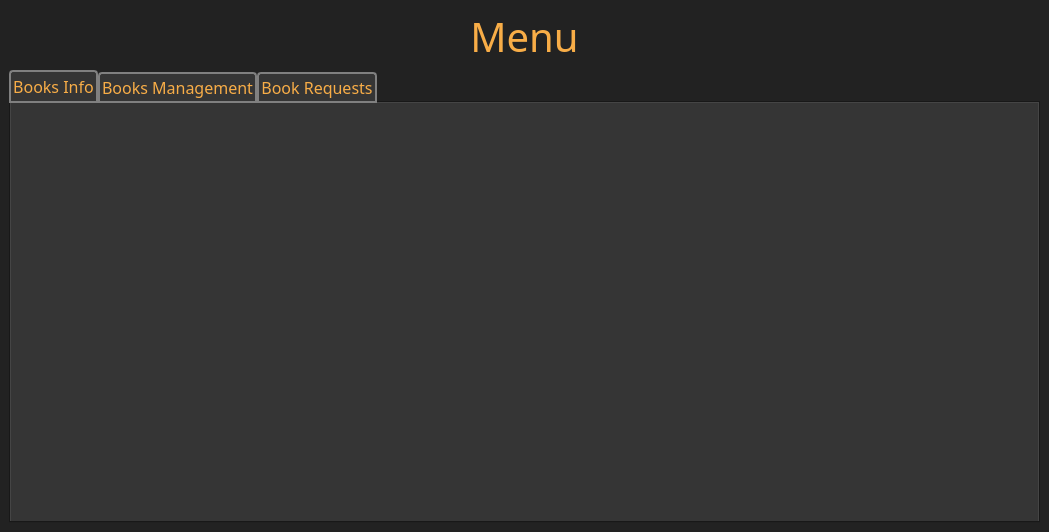
DistroRickDev/lms_oop_qt, file mainwindow.ui: the form before one commit.
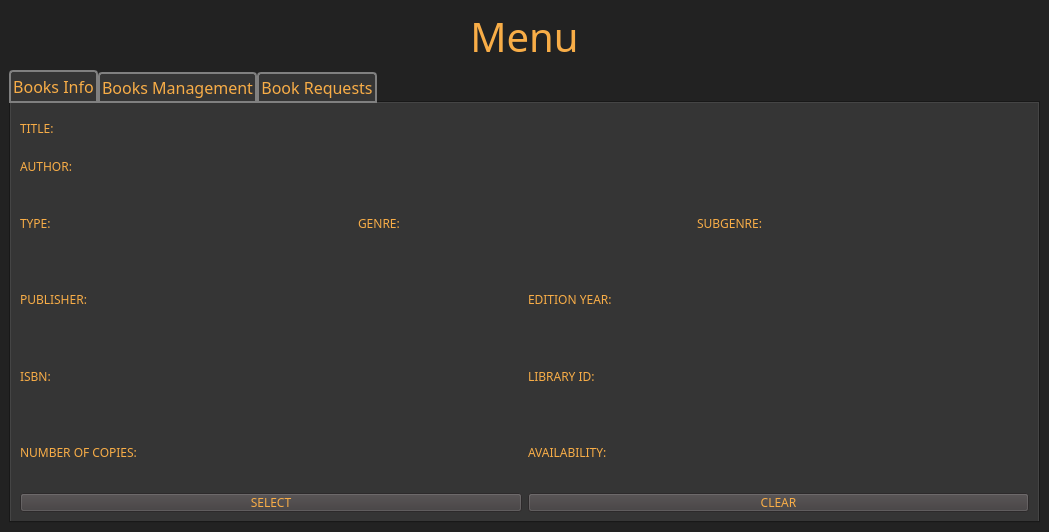
The form after the commit. The open tabs and pages were chosen to show the change.

Commit message: book info

```diff
--- a/mainwindow.ui
+++ b/mainwindow.ui
@@ -144,6 +144,123 @@
          <attribute name="title">
           <string>Books Info</string>
          </attribute>
+         <layout class="QVBoxLayout" name="verticalLayout_9">
+          <item>
+           <layout class="QVBoxLayout" name="verticalLayout_8">
+            <item>
+             <widget class="QLabel" name="title_info">
+              <property name="text">
+               <string>TITLE: </string>
+              </property>
+             </widget>
+            </item>
+            <item>
+             <widget class="QLabel" name="author_info">
+              <property name="text">
+               <string>AUTHOR: </string>
+              </property>
+             </widget>
+            </item>
+           </layout>
+          </item>
+          <item>
+           <layout class="QHBoxLayout" name="horizontalLayout_21">
+            <item>
+             <widget class="QLabel" name="type_info">
+              <property name="text">
+               <string>TYPE: </string>
+              </property>
+             </widget>
+            </item>
+            <item>
+             <widget class="QLabel" name="genre_info">
+              <property name="text">
+               <string>GENRE: </string>
+              </property>
+             </widget>
+            </item>
+            <item>
+             <widget class="QLabel" name="subgenre_info">
+              <property name="text">
+               <string>SUBGENRE: </string>
+              </property>
+             </widget>
+            </item>
+           </layout>
+          </item>
+          <item>
+           <layout class="QHBoxLayout" name="horizontalLayout_23">
+            <item>
+             <widget class="QLabel" name="publisher_info">
+              <property name="text">
+               <string>PUBLISHER: </string>
+              </property>
+             </widget>
+            </item>
+            <item>
+             <widget class="QLabel" name="edition_info">
+              <property name="text">
+               <string>EDITION YEAR:</string>
+              </property>
+             </widget>
+            </item>
+           </layout>
+          </item>
+          <item>
+           <layout class="QHBoxLayout" name="horizontalLayout_24">
+            <item>
+             <widget class="QLabel" name="isbn_info">
+              <property name="text">
+               <string>ISBN:</string>
+              </property>
+             </widget>
+            </item>
+            <item>
+             <widget class="QLabel" name="libraryID_info">
+              <property name="text">
+               <string>LIBRARY ID:</string>
+              </property>
+             </widget>
+            </item>
+           </layout>
+          </item>
+          <item>
+           <layout class="QHBoxLayout" name="horizontalLayout_26">
+            <item>
+             <widget class="QLabel" name="number_of_copies">
+              <property name="text">
+               <string>NUMBER OF COPIES: </string>
+              </property>
+             </widget>
+            </item>
+            <item>
+             <widget class="QLabel" name="availability_info">
+              <property name="text">
+               <string>AVAILABILITY: </string>
+              </property>
+             </widget>
+            </item>
+           </layout>
+          </item>
+          <item>
+           <layout class="QHBoxLayout" name="horizontalLayout_25">
+            <item>
+             <widget class="QPushButton" name="select_info_btn">
+              <property name="text">
+               <string>SELECT</string>
+              </property>
+             </widget>
+            </item>
+            <item>
+             <widget class="QPushButton" name="clear_info_btn">
+              <property name="text">
+               <string>CLEAR</string>
+              </property>
+             </widget>
+            </item>
+           </layout>
+          </item>
+         </layout>
         </widget>
         <widget class="QWidget" name="admin_book_tab">
          <attribute name="title">
```
Left out of the diff: 2 changed lines with no effect on the pictures. The commit also changes 1 other file.
